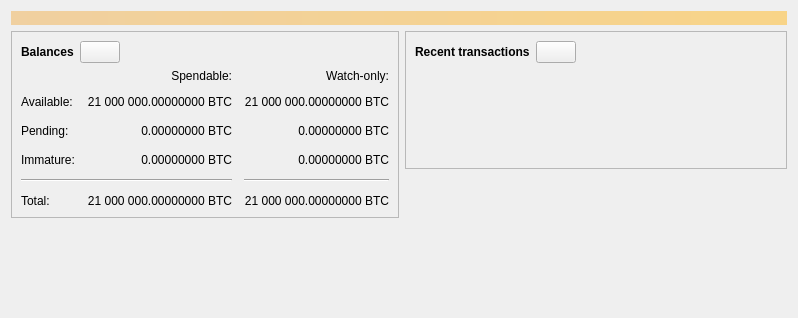
Above: src/qt/forms/overviewpage.ui from TheCharlatan/rust-bitcoinkernel before the change. Below: the same form after it.
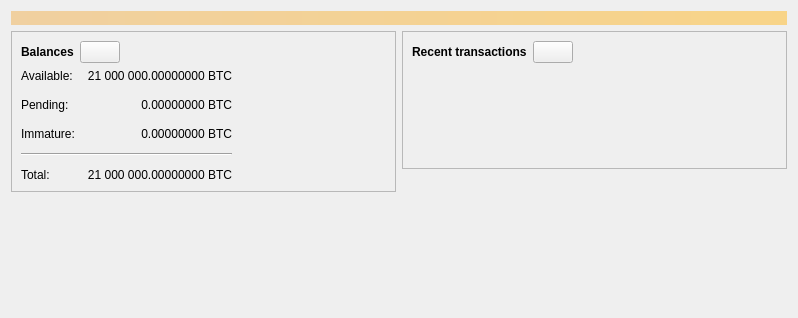
That is the form after the change. Icons and pictures are not drawn. Custom widgets are drawn as their Qt base class.

```diff
--- a/src/qt/forms/overviewpage.ui
+++ b/src/qt/forms/overviewpage.ui
@@ -111,26 +111,7 @@
             <property name="spacing">
              <number>12</number>
             </property>
-            <item row="2" column="2">
-             <widget class="QLabel" name="labelWatchPending">
-              <property name="cursor">
-               <cursorShape>IBeamCursor</cursorShape>
-              </property>
-              <property name="toolTip">
-               <string>Unconfirmed transactions to watch-only addresses</string>
-              </property>
-              <property name="text">
-               <string notr="true">0.00000000 BTC</string>
-              </property>
-              <property name="alignment">
-               <set>Qt::AlignRight|Qt::AlignTrailing|Qt::AlignVCenter</set>
-              </property>
-              <property name="textInteractionFlags">
-               <set>Qt::LinksAccessibleByMouse|Qt::TextSelectableByKeyboard|Qt::TextSelectableByMouse</set>
-              </property>
-             </widget>
-            </item>
-            <item row="2" column="1">
+            <item row="1" column="1">
              <widget class="QLabel" name="labelUnconfirmed">
               <property name="cursor">
                <cursorShape>IBeamCursor</cursorShape>
@@ -149,59 +130,21 @@
               </property>
              </widget>
             </item>
-            <item row="3" column="2">
-             <widget class="QLabel" name="labelWatchImmature">
-              <property name="cursor">
-               <cursorShape>IBeamCursor</cursorShape>
-              </property>
-              <property name="toolTip">
-               <string>Mined balance in watch-only addresses that has not yet matured</string>
-              </property>
-              <property name="text">
-               <string notr="true">0.00000000 BTC</string>
-              </property>
-              <property name="alignment">
-               <set>Qt::AlignRight|Qt::AlignTrailing|Qt::AlignVCenter</set>
-              </property>
-              <property name="textInteractionFlags">
-               <set>Qt::LinksAccessibleByMouse|Qt::TextSelectableByKeyboard|Qt::TextSelectableByMouse</set>
-              </property>
-             </widget>
-            </item>
-            <item row="4" column="0" colspan="2">
+            <item row="3" column="0" colspan="2">
              <widget class="Line" name="line">
               <property name="orientation">
                <enum>Qt::Horizontal</enum>
               </property>
              </widget>
             </item>
-            <item row="4" column="2">
-             <widget class="Line" name="lineWatchBalance">
-              <property name="sizePolicy">
-               <sizepolicy hsizetype="Preferred" vsizetype="Fixed">
-                <horstretch>0</horstretch>
-                <verstretch>0</verstretch>
-               </sizepolicy>
-              </property>
-              <property name="minimumSize">
-               <size>
-                <width>140</width>
-                <height>0</height>
-               </size>
-              </property>
-              <property name="orientation">
-               <enum>Qt::Horizontal</enum>
-              </property>
-             </widget>
-            </item>
-            <item row="5" column="0">
+            <item row="4" column="0">
              <widget class="QLabel" name="labelTotalText">
               <property name="text">
                <string>Total:</string>
               </property>
              </widget>
             </item>
-            <item row="3" column="1">
+            <item row="2" column="1">
              <widget class="QLabel" name="labelImmature">
               <property name="cursor">
                <cursorShape>IBeamCursor</cursorShape>
@@ -220,7 +163,7 @@
               </property>
              </widget>
             </item>
-            <item row="2" column="3">
+            <item row="1" column="2">
              <spacer name="horizontalSpacer_2">
               <property name="orientation">
                <enum>Qt::Horizontal</enum>
@@ -233,14 +176,14 @@
               </property>
              </spacer>
             </item>
-            <item row="3" column="0">
+            <item row="2" column="0">
              <widget class="QLabel" name="labelImmatureText">
               <property name="text">
                <string>Immature:</string>
               </property>
              </widget>
             </item>
-            <item row="5" column="1">
+            <item row="4" column="1">
              <widget class="QLabel" name="labelTotal">
               <property name="cursor">
                <cursorShape>IBeamCursor</cursorShape>
@@ -259,43 +202,14 @@
               </property>
              </widget>
             </item>
-            <item row="5" column="2">
-             <widget class="QLabel" name="labelWatchTotal">
-              <property name="cursor">
-               <cursorShape>IBeamCursor</cursorShape>
-              </property>
-              <property name="toolTip">
-               <string>Current total balance in watch-only addresses</string>
-              </property>
-              <property name="text">
-               <string notr="true">21 000 000.00000000 BTC</string>
-              </property>
-              <property name="alignment">
-               <set>Qt::AlignRight|Qt::AlignTrailing|Qt::AlignVCenter</set>
-              </property>
-              <property name="textInteractionFlags">
-               <set>Qt::LinksAccessibleByMouse|Qt::TextSelectableByKeyboard|Qt::TextSelectableByMouse</set>
-              </property>
-             </widget>
-            </item>
-            <item row="0" column="2">
-             <widget class="QLabel" name="labelWatchonly">
-              <property name="text">
-               <string>Watch-only:</string>
-              </property>
-              <property name="alignment">
-               <set>Qt::AlignRight|Qt::AlignTrailing|Qt::AlignVCenter</set>
-              </property>
-             </widget>
-            </item>
-            <item row="1" column="0">
+            <item row="0" column="0">
              <widget class="QLabel" name="labelBalanceText">
               <property name="text">
                <string>Available:</string>
               </property>
              </widget>
             </item>
-            <item row="1" column="1">
+            <item row="0" column="1">
              <widget class="QLabel" name="labelBalance">
               <property name="cursor">
                <cursorShape>IBeamCursor</cursorShape>
@@ -314,42 +228,13 @@
               </property>
              </widget>
             </item>
-            <item row="1" column="2">
-             <widget class="QLabel" name="labelWatchAvailable">
-              <property name="cursor">
-               <cursorShape>IBeamCursor</cursorShape>
-              </property>
-              <property name="toolTip">
-               <string>Your current balance in watch-only addresses</string>
-              </property>
-              <property name="text">
-               <string notr="true">21 000 000.00000000 BTC</string>
-              </property>
-              <property name="alignment">
-               <set>Qt::AlignRight|Qt::AlignTrailing|Qt::AlignVCenter</set>
-              </property>
-              <property name="textInteractionFlags">
-               <set>Qt::LinksAccessibleByMouse|Qt::TextSelectableByKeyboard|Qt::TextSelectableByMouse</set>
-              </property>
-             </widget>
-            </item>
-            <item row="2" column="0">
+            <item row="1" column="0">
              <widget class="QLabel" name="labelPendingText">
               <property name="text">
                <string>Pending:</string>
               </property>
              </widget>
             </item>
-            <item row="0" column="1">
-             <widget class="QLabel" name="labelSpendable">
-              <property name="text">
-               <string>Spendable:</string>
-              </property>
-              <property name="alignment">
-               <set>Qt::AlignRight|Qt::AlignTrailing|Qt::AlignVCenter</set>
-              </property>
-             </widget>
-            </item>
            </layout>
           </item>
          </layout>
```
